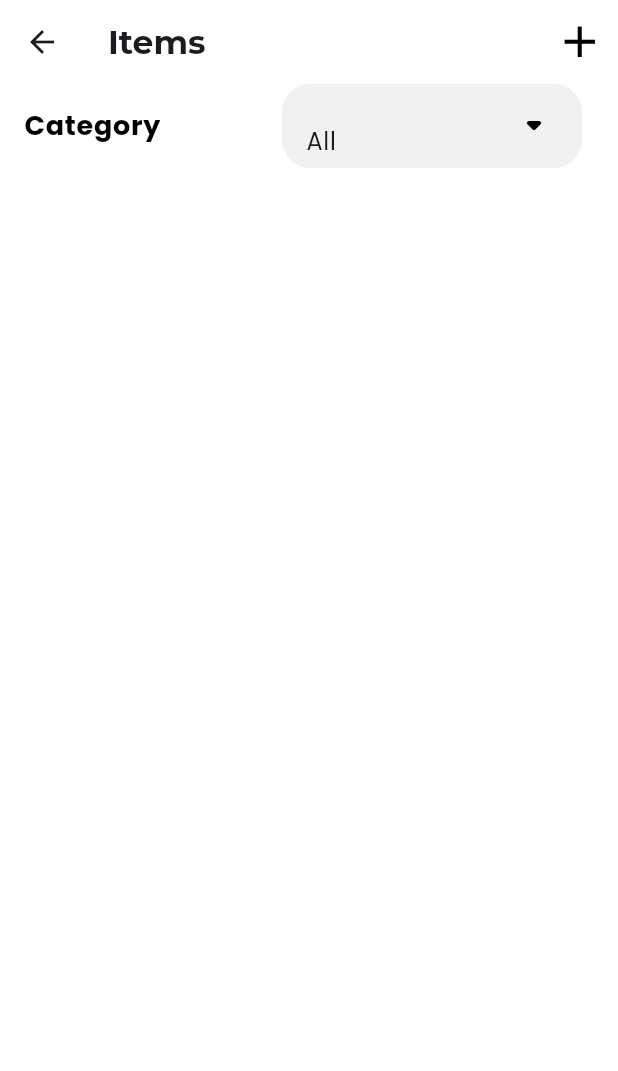
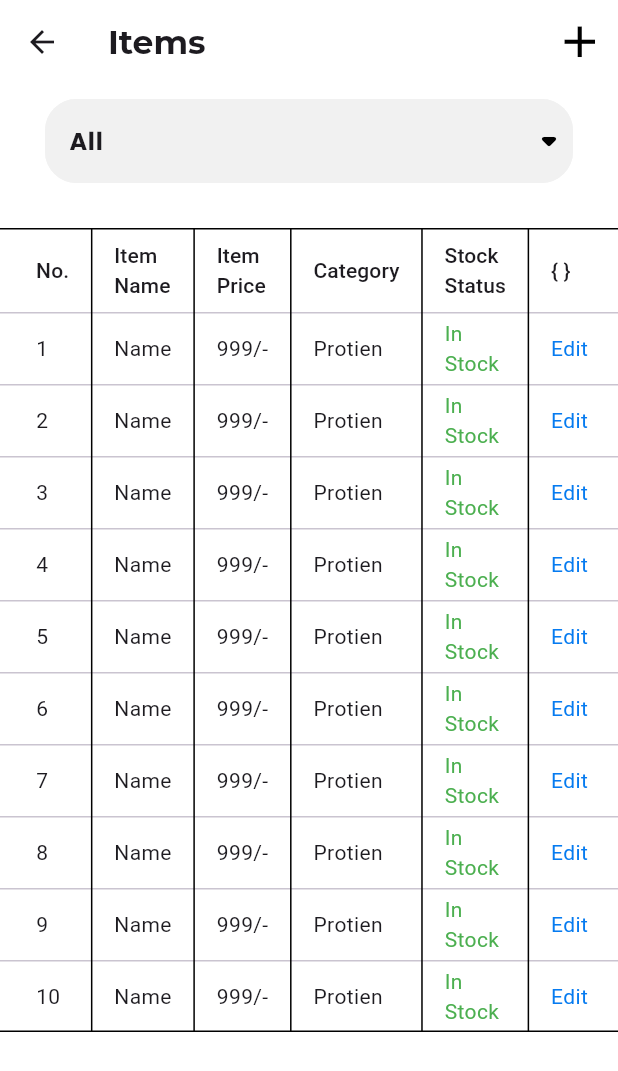
Before and after one commit to H4R1-4926/shopping_app_admin, a Flutter app: the ItemList screen opened directly, on a phone screen of 412 x 824 dp. Shown: the top 1071 px of the screen. Run offline on Flutter 3.47's test engine with Material 3 defaults, Android fonts, the phone set to English and light mode, and no system bars; our stand-ins replace bloc, carousel_slider, flutter_bloc, freezed_annotation, google_fonts, iconsax and 3 more.

Commit message:
added dataTable

```diff
--- a/lib/Presentation/Screens/Home/Items_Category/items.dart
+++ b/lib/Presentation/Screens/Home/Items_Category/items.dart
@@ -1,6 +1,7 @@
 import 'package:flutter/material.dart';
 import 'package:google_fonts/google_fonts.dart';
 import 'package:shopping_app_admin/Core/colors.dart';
+import 'package:shopping_app_admin/Core/size.dart';
 
 class ItemList extends StatelessWidget {
   const ItemList({super.key});
@@ -8,8 +9,9 @@ class ItemList extends StatelessWidget {
   @override
   Widget build(BuildContext context) {
     final List<String> category = ['All', 'Protiens', 'Creatin', 'Equipments'];
-    final TextEditingController categoryController =
-        TextEditingController(text: category[0]);
+    final TextEditingController categoryController = TextEditingController(
+        text: category.isEmpty ? 'No Category' : category[0]);
+
     return Scaffold(
         appBar: AppBar(
           title: Text(
@@ -31,27 +33,16 @@ class ItemList extends StatelessWidget {
         ),
         body: Column(
           children: [
-            ListTile(
-              leading: Text(
-                'Category',
-                style: GoogleFonts.poppins(
-                    color: Theme.of(context).brightness == Brightness.dark
-                        ? kwhite
-                        : kblack,
-                    fontWeight: FontWeight.bold,
-                    fontSize: 18),
-              ),
-              trailing: SizedBox(
-                width: 200,
-                height: 200,
+            Padding(
+              padding: const EdgeInsets.symmetric(horizontal: 30, vertical: 10),
               child: TextField(
                 controller: categoryController,
+                style: GoogleFonts.poppins(fontWeight: FontWeight.bold),
                 readOnly: true,
-                    style: GoogleFonts.poppins(),
                 decoration: InputDecoration(
-                        suffix: Padding(
-                          padding: const EdgeInsets.only(top: 25),
-                          child: DropdownButton(
+                    suffixIcon: category.isEmpty
+                        ? const SizedBox()
+                        : DropdownButton(
                             underline: const SizedBox(),
                             icon: const Icon(Icons.arrow_drop_down_rounded),
                             iconEnabledColor:
@@ -76,17 +67,75 @@ class ItemList extends StatelessWidget {
                               categoryController.text = value.toString();
                             },
                           ),
+                    enabledBorder: OutlineInputBorder(
+                        borderRadius: BorderRadius.circular(21),
+                        borderSide: const BorderSide(color: klightGrey)),
+                    filled: true,
+                    fillColor: klightGrey),
               ),
-                        filled: true,
-                        fillColor: klightGrey,
-                        focusedBorder: OutlineInputBorder(
-                            borderRadius: BorderRadius.circular(19),
-                            borderSide: const BorderSide(color: klightGrey)),
-                        enabledBorder: OutlineInputBorder(
-                            borderRadius: BorderRadius.circular(19),
-                            borderSide: const BorderSide(color: klightGrey)))),
             ),
+            kSizedBoxHeight20,
+            Expanded(
+                child: category.isEmpty
+                    ? const Center(
+                        child: Text('Selecet An category'),
                       )
+                    : DataTable(
+                        dividerThickness: 1,
+                        border: const TableBorder(
+                            top: BorderSide(),
+                            verticalInside: BorderSide(),
+                            bottom: BorderSide()),
+                        columnSpacing: 30,
+                        columns: const [
+                          DataColumn(
+                            label: Text('No.'),
+                          ),
+                          DataColumn(
+                            label: Text('Item\nName'),
+                          ),
+                          DataColumn(
+                            label: Text('Item\nPrice'),
+                          ),
+                          DataColumn(
+                            label: Text('Category'),
+                          ),
+                          DataColumn(
+                            label: Text('Stock\nStatus'),
+                          ),
+                          DataColumn(
+                            label: Text('{ }'),
+                          ),
+                        ],
+                        rows: List.generate(10, (index) {
+                          return DataRow(
+                            cells: [
+                              DataCell(
+                                Text('${index + 1}'),
+                              ),
+                              const DataCell(
+                                Text('Name'),
+                              ),
+                              const DataCell(
+                                Text('999/-'),
+                              ),
+                              const DataCell(
+                                Text('Protien'),
+                              ),
+                              const DataCell(
+                                Text('In Stock',
+                                    style: TextStyle(color: Colors.green)),
+                              ),
+                              const DataCell(
+                                Text(
+                                  'Edit',
+                                  style: TextStyle(
+                                      color: Color.fromARGB(255, 6, 123, 240)),
+                                ),
+                              ),
+                            ],
+                          );
+                        })))
           ],
         ));
   }
```
Lines whose indentation alone changed are shown as unchanged.
